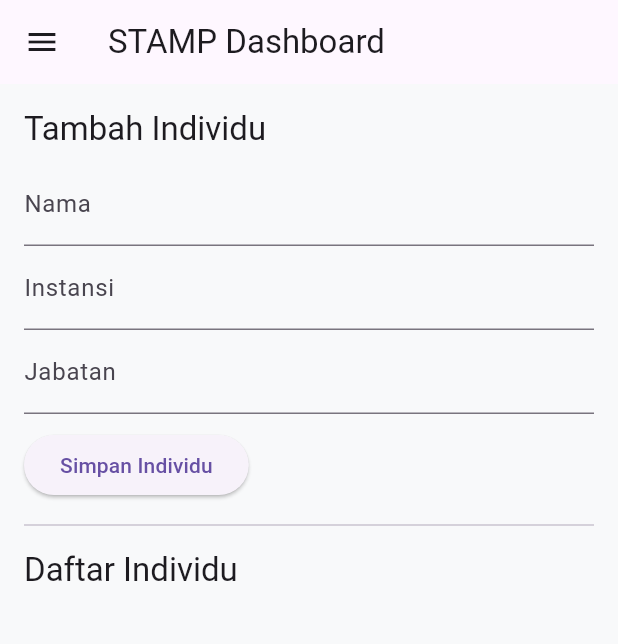
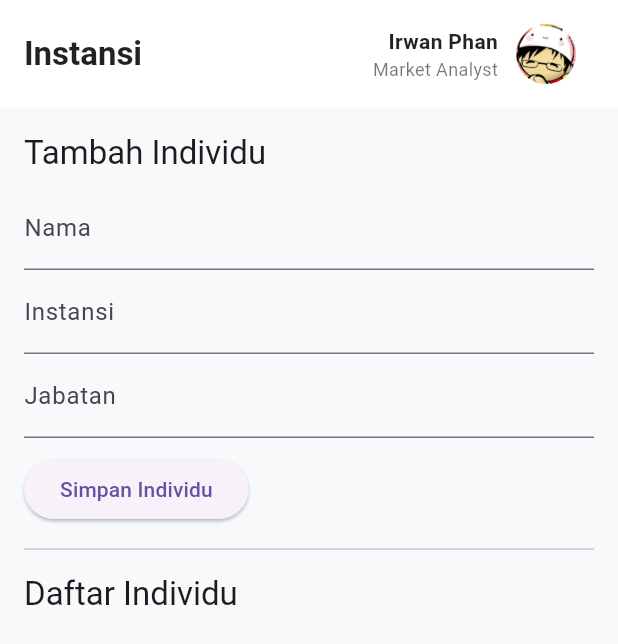
Before and after one commit to irwanphan/stamp-all, a Flutter app: the screen it shows after launch, on a phone screen of 412 x 824 dp. Shown: the top 644 px of the screen. Run offline on Flutter 3.47's test engine with Material 3 defaults, Android fonts, the light colour scheme and no system bars; our stand-ins replace sqflite; missing offline and left inert: encrypt; accounts and stored records are empty.

Commit message:
Update asset management in pubspec.yaml to include avatar image; modify .flutter-plugins-dependencies and .dart_tool/package_config.json for plugin configuration updates; refactor main.dart to integrate HeaderTopBar for enhanced app navigation.

```diff
--- a/lib/main.dart
+++ b/lib/main.dart
@@ -5,6 +5,7 @@ import 'screens/individu_page.dart';
 import 'screens/instansi_page.dart';
 import 'screens/manage_page.dart';
 import 'widgets/sidebar.dart';
+import 'widgets/header_topbar.dart';
 
 void main() => runApp(MyApp());
 
@@ -39,7 +40,11 @@ class _MainLayoutState extends State<MainLayout> {
   @override
   Widget build(BuildContext context) {
     return Scaffold(
-      appBar: AppBar(title: Text("STAMP Dashboard")),
+      appBar: HeaderTopBar(
+        title: "Instansi",
+        userName: "Irwan Phan",
+        userRole: "Market Analyst",
+      ),
       drawer: Sidebar(
         currentIndex: _selectedIndex,
         onTap: (index) => setState(() => _selectedIndex = index),
--- a/pubspec.yaml
+++ b/pubspec.yaml
@@ -21,6 +21,7 @@ flutter:
   assets:
     - assets/icon.png
     - assets/logo.png
+    - assets/avatar.png
 
 windows:
   icon: assets/icon.ico
```
Also changed, not shown: assets/avatar.png (added), 1 other file.
